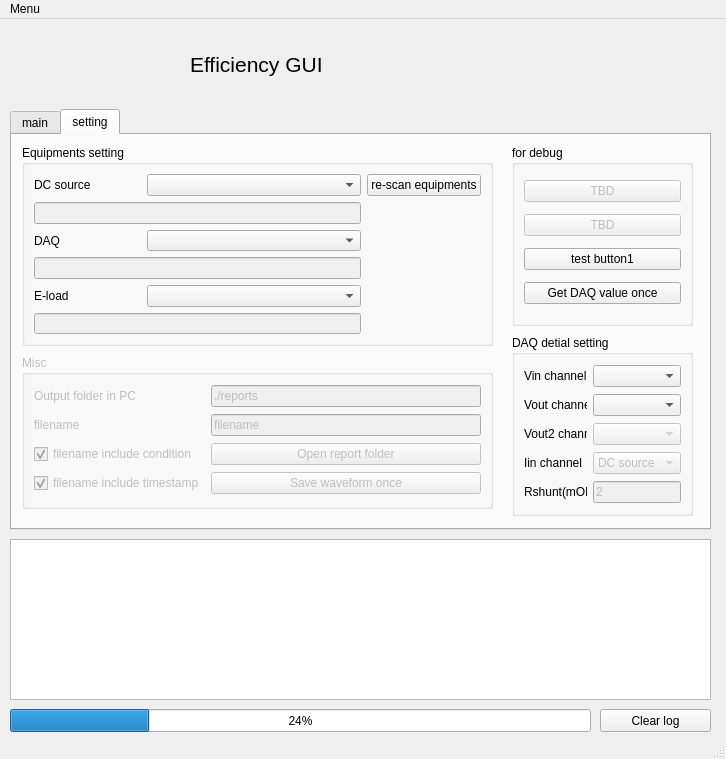
Qt form efficiency_ui.ui (a9202507/PySide2_efficiency_measurement) before a commit.
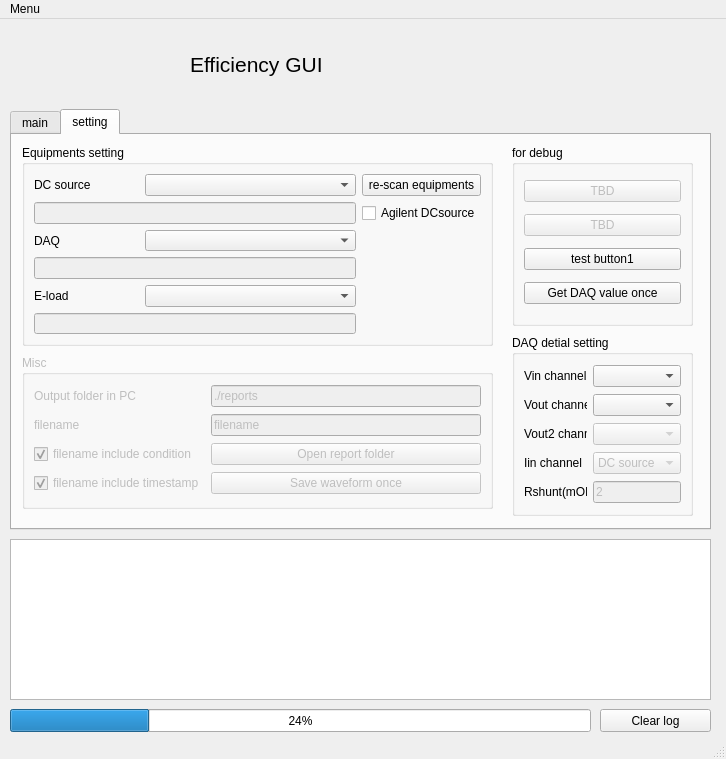
The same form after that commit. Icons and pictures are not drawn.

Commit message: supported Agilent DC source as well

What changed in the file:
```diff
--- a/efficiency_ui.ui
+++ b/efficiency_ui.ui
@@ -549,6 +549,13 @@
          </property>
         </widget>
        </item>
+       <item row="1" column="3">
+        <widget class="QCheckBox" name="checkBox_8">
+         <property name="text">
+          <string>Agilent DCsource</string>
+         </property>
+        </widget>
+       </item>
       </layout>
      </widget>
      <widget class="QGroupBox" name="groupBox_4">
```
Left out of the diff: 72 changed lines with no effect on the pictures. The commit also changes 3 other files.
